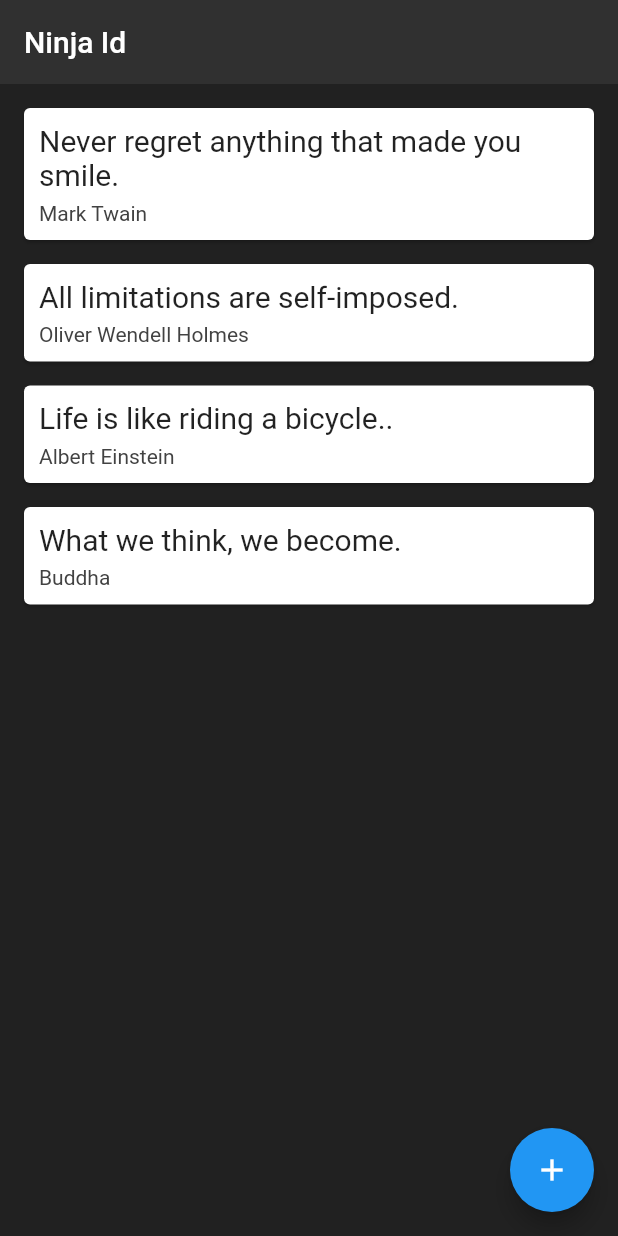
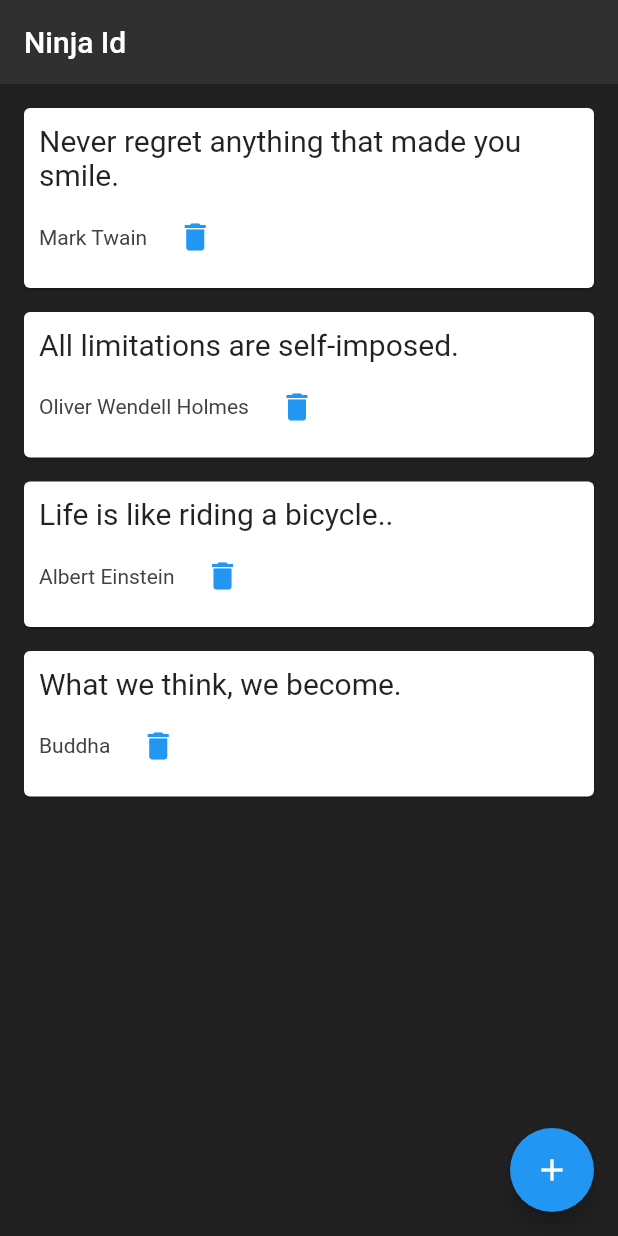
Before and after one commit to lokesh-5050/Id-Card-Flutter, a Flutter app: the screen it shows after launch, on a phone screen of 412 x 824 dp. Run offline on Flutter 3.47's test engine with Material 2 defaults, Android fonts, the phone set to English and light mode, and no system bars.

Commit message:
Functions as Parameters and Delete Quote

```diff
--- a/lib/quote_cards.dart
+++ b/lib/quote_cards.dart
@@ -3,8 +3,8 @@ import 'quote.dart';
 
 class QuoteCard extends StatelessWidget {
   final Quote? quote;
-
-  QuoteCard({this.quote});
+  final Function()? delete;
+  const QuoteCard({this.quote, this.delete});
 
   @override
   Widget build(BuildContext context) {
@@ -20,9 +20,17 @@ class QuoteCard extends StatelessWidget {
               style: TextStyle(color: Colors.grey[650], fontSize: 20.0),
             ),
             SizedBox(height: 6.0),
-            Text(
-              '${quote?.author}',
-              style: TextStyle(color: Colors.grey[800], fontSize: 14.0),
+            Row(
+              children: <Widget>[
+                Text(
+                  '${quote?.author}',
+                  style: TextStyle(color: Colors.grey[800], fontSize: 14.0),
+                ),
+                TextButton(
+                 onPressed: delete,
+                  child: Icon(Icons.delete),
+                ),
+              ],
             )
           ],
         ),
@@ -30,3 +38,5 @@ class QuoteCard extends StatelessWidget {
     );
   }
 }
+
+void deleteQuote() {}
```
Also changed, not shown: lib/main.dart (+7 -2 lines).
